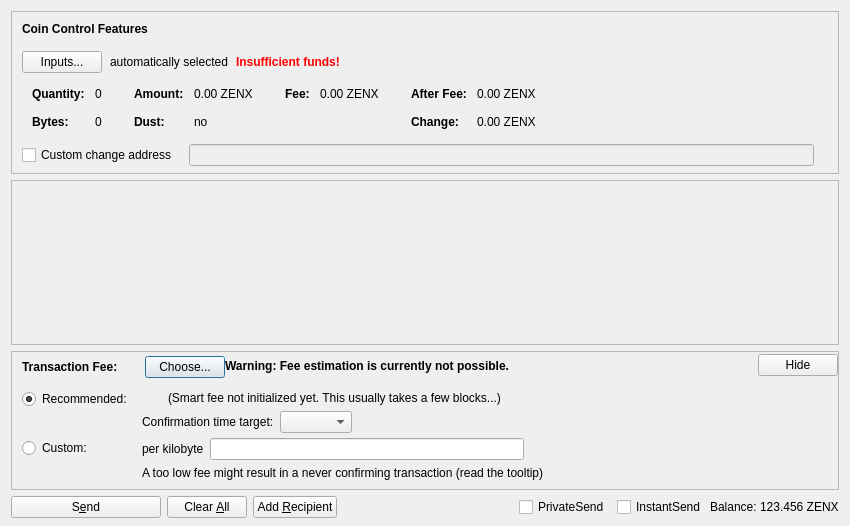
Before: the Qt Designer form src/qt/forms/sendcoinsdialog.ui in zentoshi/zentoshi, drawn with Qt 5.
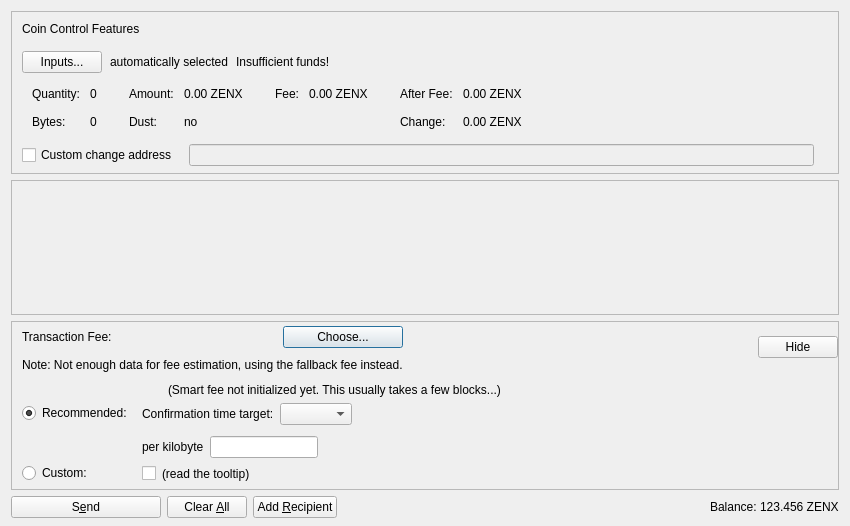
After: the same form once the commit is applied. Icons and pictures are not drawn. Custom widgets are drawn as their Qt base class.

```diff
--- a/src/qt/forms/sendcoinsdialog.ui
+++ b/src/qt/forms/sendcoinsdialog.ui
@@ -77,15 +77,6 @@
               <verstretch>0</verstretch>
              </sizepolicy>
             </property>
-            <property name="font">
-             <font>
-              <weight>75</weight>
-              <bold>true</bold>
-             </font>
-            </property>
-            <property name="styleSheet">
-             <string notr="true">font-weight:bold;</string>
-            </property>
             <property name="text">
              <string>Coin Control Features</string>
             </property>
@@ -126,15 +117,6 @@
           </item>
           <item>
            <widget class="QLabel" name="labelCoinControlInsuffFunds">
-            <property name="font">
-             <font>
-              <weight>75</weight>
-              <bold>true</bold>
-             </font>
-            </property>
-            <property name="styleSheet">
-             <string notr="true">color:red;font-weight:bold;</string>
-            </property>
             <property name="text">
              <string>Insufficient funds!</string>
             </property>
@@ -218,12 +200,6 @@
                </property>
                <item row="0" column="0">
                 <widget class="QLabel" name="labelCoinControlQuantityText">
-                 <property name="font">
-                  <font>
-                   <weight>75</weight>
-                   <bold>true</bold>
-                  </font>
-                 </property>
                  <property name="text">
                   <string>Quantity:</string>
                  </property>
@@ -253,12 +229,6 @@
                </item>
                <item row="1" column="0">
                 <widget class="QLabel" name="labelCoinControlBytesText">
-                 <property name="font">
-                  <font>
-                   <weight>75</weight>
-                   <bold>true</bold>
-                  </font>
-                 </property>
                  <property name="text">
                   <string>Bytes:</string>
                  </property>
@@ -301,12 +271,6 @@
                </property>
                <item row="0" column="0">
                 <widget class="QLabel" name="labelCoinControlAmountText">
-                 <property name="font">
-                  <font>
-                   <weight>75</weight>
-                   <bold>true</bold>
-                  </font>
-                 </property>
                  <property name="text">
                   <string>Amount:</string>
                  </property>
@@ -333,12 +297,6 @@
                </item>
                <item row="1" column="0">
                 <widget class="QLabel" name="labelCoinControlLowOutputText">
-                 <property name="font">
-                  <font>
-                   <weight>75</weight>
-                   <bold>true</bold>
-                  </font>
-                 </property>
                  <property name="text">
                   <string>Dust:</string>
                  </property>
@@ -381,12 +339,6 @@
                </property>
                <item row="0" column="0">
                 <widget class="QLabel" name="labelCoinControlFeeText">
-                 <property name="font">
-                  <font>
-                   <weight>75</weight>
-                   <bold>true</bold>
-                  </font>
-                 </property>
                  <property name="text">
                   <string>Fee:</string>
                  </property>
@@ -432,12 +384,6 @@
                </property>
                <item row="0" column="0">
                 <widget class="QLabel" name="labelCoinControlAfterFeeText">
-                 <property name="font">
-                  <font>
-                   <weight>75</weight>
-                   <bold>true</bold>
-                  </font>
-                 </property>
                  <property name="text">
                   <string>After Fee:</string>
                  </property>
@@ -464,12 +410,6 @@
                </item>
                <item row="1" column="0">
                 <widget class="QLabel" name="labelCoinControlChangeText">
-                 <property name="font">
-                  <font>
-                   <weight>75</weight>
-                   <bold>true</bold>
-                  </font>
-                 </property>
                  <property name="text">
                   <string>Change:</string>
                  </property>
@@ -714,15 +654,6 @@
                   <verstretch>0</verstretch>
                  </sizepolicy>
                 </property>
-                <property name="font">
-                 <font>
-                  <weight>75</weight>
-                  <bold>true</bold>
-                 </font>
-                </property>
-                <property name="styleSheet">
-                 <string notr="true">font-weight:bold;</string>
-                </property>
                 <property name="text">
                  <string>Transaction Fee:</string>
                 </property>
@@ -744,6 +675,32 @@
               </item>
              </layout>
             </item>
+            <item>
+             <spacer name="verticalSpacer_7">
+              <property name="orientation">
+               <enum>Qt::Vertical</enum>
+              </property>
+              <property name="sizeHint" stdset="0">
+               <size>
+                <width>1</width>
+                <height>10</height>
+               </size>
+              </property>
+             </spacer>
+            </item>
+            <item>
+             <widget class="QLabel" name="fallbackFeeWarningLabel">
+              <property name="toolTip">
+               <string>Using the fallbackfee can result in sending a transaction that will take several hours or days (or never) to confirm. Consider choosing your fee manually or wait until you have validated the complete chain.</string>
+              </property>
+              <property name="text">
+               <string>Note: Not enough data for fee estimation, using the fallback fee instead.</string>
+              </property>
+              <property name="wordWrap">
+               <bool>false</bool>
+              </property>
+             </widget>
+            </item>
             <item>
              <spacer name="verticalSpacer_5">
               <property name="orientation">
@@ -759,37 +716,15 @@
             </item>
            </layout>
           </item>
-          <item>
-           <widget class="QLabel" name="fallbackFeeWarningLabel">
-            <property name="toolTip">
-             <string>Using the fallbackfee can result in sending a transaction that will take several hours or days (or never) to confirm. Consider choosing your fee manually or wait until you have validated the complete chain.</string>
-            </property>
-            <property name="font">
-            <font>
-                <weight>75</weight>
-                <bold>true</bold>
-            </font>
-            </property>
-            <property name="text">
-             <string>Warning: Fee estimation is currently not possible.</string>
-            </property>
-            <property name="wordWrap">
-             <bool>false</bool>
-            </property>
-           </widget>
-          </item>
           <item>
            <spacer name="horizontalSpacer_4">
             <property name="orientation">
              <enum>Qt::Horizontal</enum>
             </property>
-            <property name="sizeType">
-             <enum>QSizePolicy::MinimumExpanding</enum>
-            </property>
             <property name="sizeHint" stdset="0">
              <size>
-              <width>40</width>
-              <height>20</height>
+              <width>1</width>
+              <height>1</height>
              </size>
             </property>
            </spacer>
@@ -843,8 +778,11 @@
                <property name="spacing">
                 <number>6</number>
                </property>
+               <property name="topMargin">
+                <number>3</number>
+               </property>
                <item>
-                <layout class="QHBoxLayout" name="horizontalLayoutFee13">
+                <layout class="QHBoxLayout" name="horizontalLayoutFee13" stretch="0,0,1">
                  <item>
                   <widget class="QLabel" name="labelCustomPerKilobyte">
                    <property name="toolTip">
@@ -878,7 +816,17 @@
                <item>
                 <layout class="QHBoxLayout" name="horizontalLayoutFee8">
                  <item>
-                  <widget class="QLabel" name="labelCustomFeeWarning">
+                  <widget class="QCheckBox" name="checkBoxMinimumFee">
+                   <property name="toolTip">
+                    <string>Paying only the minimum fee is just fine as long as there is less transaction volume than space in the blocks.&lt;br /&gt;But be aware that this can end up in a never confirming transaction once there is more demand for zenx transactions than the network can process.</string>
+                   </property>
+                   <property name="text">
+                    <string/>
+                   </property>
+                  </widget>
+                 </item>
+                 <item>
+                  <widget class="QLabel" name="labelMinFeeWarning">
                    <property name="enabled">
                     <bool>true</bool>
                    </property>
@@ -886,7 +834,10 @@
                     <string>When there is less transaction volume than space in the blocks, miners as well as relaying nodes may enforce a minimum fee. Paying only this minimum fee is just fine, but be aware that this can result in a never confirming transaction once there is more demand for bitcoin transactions than the network can process.</string>
                    </property>
                    <property name="text">
-                    <string>A too low fee might result in a never confirming transaction (read the tooltip)</string>
+                    <string>(read the tooltip)</string>
+                   </property>
+                   <property name="margin">
+                    <number>5</number>
                    </property>
                   </widget>
                  </item>
@@ -909,6 +860,12 @@
              </item>
              <item row="0" column="0">
               <layout class="QVBoxLayout" name="verticalLayoutFee4" stretch="0,1">
+               <property name="topMargin">
+                <number>20</number>
+               </property>
+               <property name="bottomMargin">
+                <number>3</number>
+               </property>
                <item>
                 <widget class="QRadioButton" name="radioSmartFee">
                  <property name="text">
@@ -939,6 +896,9 @@
              </item>
              <item row="1" column="0">
               <layout class="QVBoxLayout" name="verticalLayoutFee9" stretch="0,1">
+               <property name="topMargin">
+                <number>30</number>
+               </property>
                <item>
                 <widget class="QRadioButton" name="radioCustomFee">
                  <property name="text">
@@ -970,7 +930,10 @@
                 <number>6</number>
                </property>
                <property name="topMargin">
-                <number>2</number>
+                <number>0</number>
+               </property>
+               <property name="bottomMargin">
+                <number>3</number>
                </property>
                <item>
                 <layout class="QHBoxLayout" name="horizontalLayoutFee12">
@@ -979,6 +942,9 @@
                    <property name="text">
                     <string/>
                    </property>
+                   <property name="margin">
+                    <number>2</number>
+                   </property>
                   </widget>
                  </item>
                  <item>
@@ -993,6 +959,9 @@
                    <property name="text">
                     <string>(Smart fee not initialized yet. This usually takes a few blocks...)</string>
                    </property>
+                   <property name="margin">
+                    <number>2</number>
+                   </property>
                   </widget>
                  </item>
                  <item>
@@ -1019,6 +988,9 @@
                      <property name="text">
                       <string>Confirmation time target:</string>
                      </property>
+                     <property name="margin">
+                      <number>2</number>
+                     </property>
                     </widget>
                    </item>
                   </layout>
@@ -1082,8 +1054,8 @@
           </property>
           <property name="sizeHint" stdset="0">
            <size>
-            <width>40</width>
-            <height>5</height>
+            <width>800</width>
+            <height>1</height>
            </size>
           </property>
          </spacer>
@@ -1180,39 +1152,7 @@
         <number>3</number>
        </property>
        <item>
-        <widget class="QCheckBox" name="checkUsePrivateSend">
-         <property name="minimumSize">
-          <size>
-           <width>95</width>
-           <height>0</height>
-          </size>
-         </property>
-         <property name="text">
-          <string>PrivateSend</string>
-         </property>
-         <property name="checked">
-          <bool>false</bool>
-         </property>
-        </widget>
-       </item>
-       <item>
-        <widget class="QCheckBox" name="checkUseInstantSend">
-         <property name="enabled">
-          <bool>true</bool>
-         </property>
-         <property name="minimumSize">
-          <size>
-           <width>85</width>
-           <height>0</height>
-          </size>
-         </property>
-         <property name="text">
-          <string>InstantSend</string>
-         </property>
-        </widget>
-       </item>
-       <item>
-        <widget class="QLabel" name="label">
+        <widget class="QLabel" name="labelBalanceText">
          <property name="text">
           <string>Balance:</string>
          </property>
@@ -1221,7 +1161,7 @@
        <item>
         <widget class="QLabel" name="labelBalance">
          <property name="sizePolicy">
-          <sizepolicy hsizetype="Preferred" vsizetype="Fixed">
+          <sizepolicy hsizetype="Preferred" vsizetype="Preferred">
            <horstretch>0</horstretch>
            <verstretch>0</verstretch>
           </sizepolicy>
```
Left out of the diff: 20 changed lines with no effect on the pictures.
